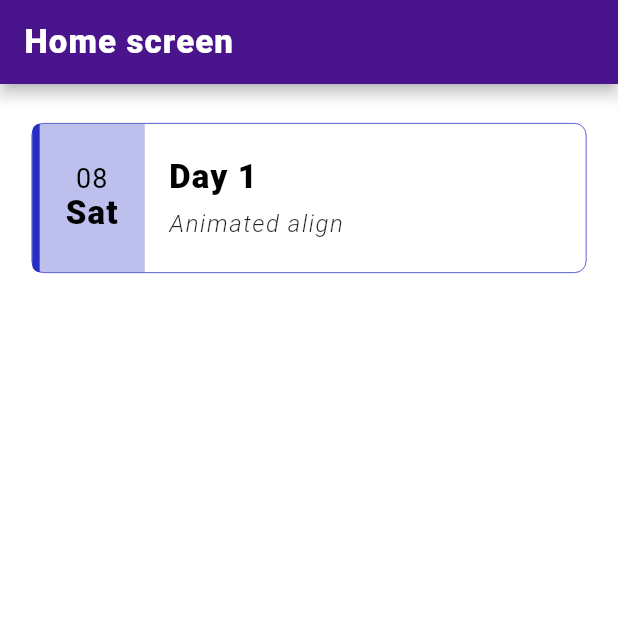
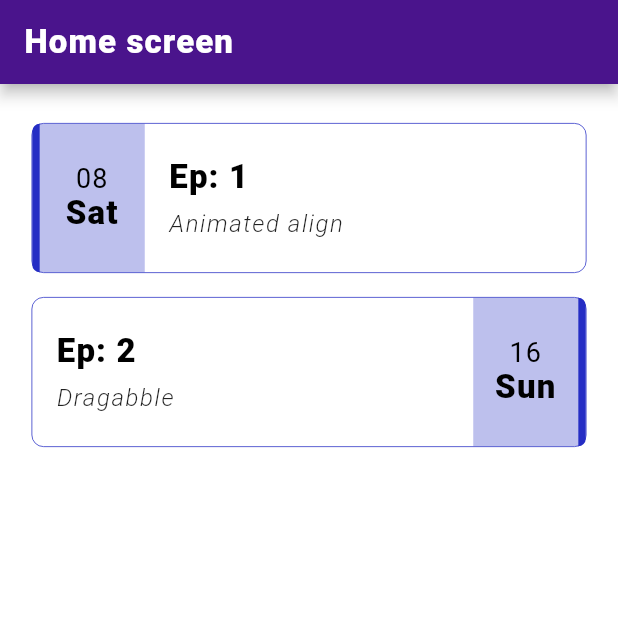
Before and after one commit to Zeeshan-progs/Flutter-widget-challenge, a Flutter app: the screen it shows after launch, on a phone screen of 412 x 824 dp, the top half of it. Run offline on Flutter 3.47's test engine with Material 2 defaults, Android fonts, the phone set to English and light mode, and no system bars.

Commit message:
feat: draggable widget

```diff
--- /dev/null
+++ b/lib/constants/assets.dart
@@ -0,0 +1,4 @@
+class Assets {
+  Assets._();
+  static const appIcon = 'assets/images/app_icon.png';
+}
--- a/lib/ui/Alignment_align/animated_align_screen.dart
+++ b/lib/ui/Alignment_align/animated_align_screen.dart
@@ -61,7 +61,7 @@ class _AnimatedAlignWidgetState extends State<AnimatedAlignWidget> {
   Widget build(BuildContext context) {
     return Scaffold(
       appBar: LightAppBar(
-        title: 'Day 1',
+        title: 'Animated align',
       ),
       body: SafeArea(
           child: InkWell(
--- a/lib/ui/home_screen.dart
+++ b/lib/ui/home_screen.dart
@@ -25,7 +25,10 @@ class _HomeScreenState extends State<HomeScreen> {
             physics: const NeverScrollableScrollPhysics(),
             itemBuilder: ((context, index) {
               var data = tasks[index];
-              return ListCard(data: data);
+              return ListCard(
+                data: data,
+                index: index,
+              );
             }),
             separatorBuilder: (ctx, index) => DeviceUtils.blankHeight(16),
             itemCount: tasks.length,
--- a/lib/utils/routes.dart
+++ b/lib/utils/routes.dart
@@ -1,10 +1,13 @@
 import 'package:flutter/material.dart';
 import 'package:project/ui/Alignment_align/animated_align_screen.dart';
+import 'package:project/ui/dragabble/dragabble.dart';
 
 class Routes {
- static Map<String, Widget Function(BuildContext)> route = {
-  day1:(context) => const AnimatedAlignWidget(),
- };
+  static Map<String, Widget Function(BuildContext)> route = {
+    ep1: (context) => const AnimatedAlignWidget(),
+    ep2: (p0) => const DraggableScreen(),
+  };
 
-  static String day1='/day_1_animated_align';
+  static String ep1 = '/animated_align_screen';
+  static String ep2 = '/dragabble';
 }
--- a/lib/utils/task_list.dart
+++ b/lib/utils/task_list.dart
@@ -17,8 +17,14 @@ class DailyTask {
 List<DailyTask> tasks = [
   DailyTask(
     description: 'Animated align',
-    title: 'Day 1',
+    title: 'Ep: 1',
     cretedAt: DateTime(2022, 10, 8),
-    route: Routes.day1,
+    route: Routes.ep1,
+  ),
+  DailyTask(
+    description: 'Dragabble',
+    title: 'Ep: 2',
+    cretedAt: DateTime(2022, 10, 16),
+    route: Routes.ep2,
   ),
 ];
--- a/lib/widget/list_card.dart
+++ b/lib/widget/list_card.dart
@@ -9,8 +9,10 @@ class ListCard extends StatelessWidget {
   ListCard({
     Key? key,
     required this.data,
+    required this.index,
   }) : super(key: key);
   DailyTask data;
+  int index;
   @override
   Widget build(BuildContext context) {
     return Container(
@@ -32,7 +34,36 @@ class ListCard extends StatelessWidget {
         child: Row(
           mainAxisAlignment: MainAxisAlignment.start,
           children: [
-            Row(
+            if (index.isEven) _dateCard(),
+            Expanded(
+              child: Padding(
+                padding: const EdgeInsets.all(16),
+                child: Column(
+                  crossAxisAlignment: CrossAxisAlignment.start,
+                  mainAxisAlignment: MainAxisAlignment.center,
+                  children: [
+                    Text(
+                      data.title,
+                      style: themeData.textTheme.headline6,
+                    ),
+                    DeviceUtils.blankHeight(8),
+                    Text(
+                      data.description,
+                      style: themeData.textTheme.button,
+                    ),
+                  ],
+                ),
+              ),
+            ),
+            if (index.isOdd) _dateCardOdd(),
+          ],
+        ),
+      ),
+    );
+  }
+
+  Row _dateCard() {
+    return Row(
       children: [
         Container(
           width: 5,
@@ -65,29 +96,43 @@ class ListCard extends StatelessWidget {
           ),
         )
       ],
+    );
+  }
+
+  Row _dateCardOdd() {
+    return Row(
+      children: [
+        Container(
+          height: 100,
+          width: 70,
+          color: AppColors.day[1]?.withOpacity(0.3),
+          child: Center(
+            child: RichText(
+              textAlign: TextAlign.center,
+              text: TextSpan(
+                  text: DateFormat('dd\n').format(data.cretedAt),
+                  style: themeData.textTheme.bodyText1?.copyWith(
+                    fontSize: 18,
                   ),
-            Expanded(
-                child: Padding(
-              padding: const EdgeInsets.all(16),
-              child: Column(
-                crossAxisAlignment: CrossAxisAlignment.start,
-                mainAxisAlignment: MainAxisAlignment.center,
                   children: [
-                  Text(
-                    data.title,
+                    TextSpan(
+                      text: DateFormat('EEE').format(data.cretedAt),
                       style: themeData.textTheme.headline6,
+                    )
+                  ]),
             ),
-                  DeviceUtils.blankHeight(8),
-                  Text(
-                    data.description,
-                    style: themeData.textTheme.button,
+          ),
+        ),
+        Container(
+          width: 5,
+          decoration: BoxDecoration(
+            color: AppColors.day[1],
+            borderRadius: const BorderRadius.horizontal(
+              right: Radius.circular(8),
+            ),
+          ),
         ),
       ],
-              ),
-            ))
-          ],
-        ),
-      ),
     );
   }
 }
```
Also changed, not shown: lib/ui/dragabble/dragabble.dart (added, +86 -0 lines), assets/images/app_icon.png (added), 3 other files. Lines whose indentation alone changed are shown as unchanged.
